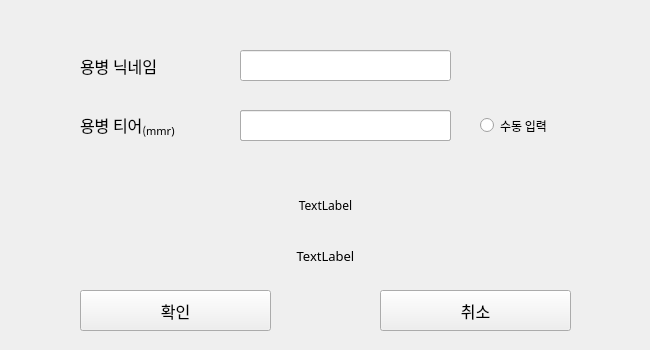
This is soldier_window.ui in kbeekim/lol_teamfight as Qt 5 draws it before an edit. The edited form follows.
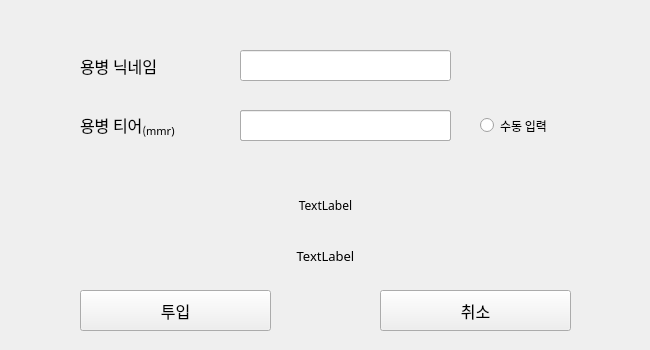
This is the edited form.

```diff
--- a/soldier_window.ui
+++ b/soldier_window.ui
@@ -112,7 +112,7 @@
     </font>
    </property>
    <property name="text">
-    <string>확인</string>
+    <string>투입</string>
    </property>
   </widget>
   <widget class="QPushButton" name="cancel_btn">
```
Left out of the diff: 3 changed lines with no effect on the pictures.
